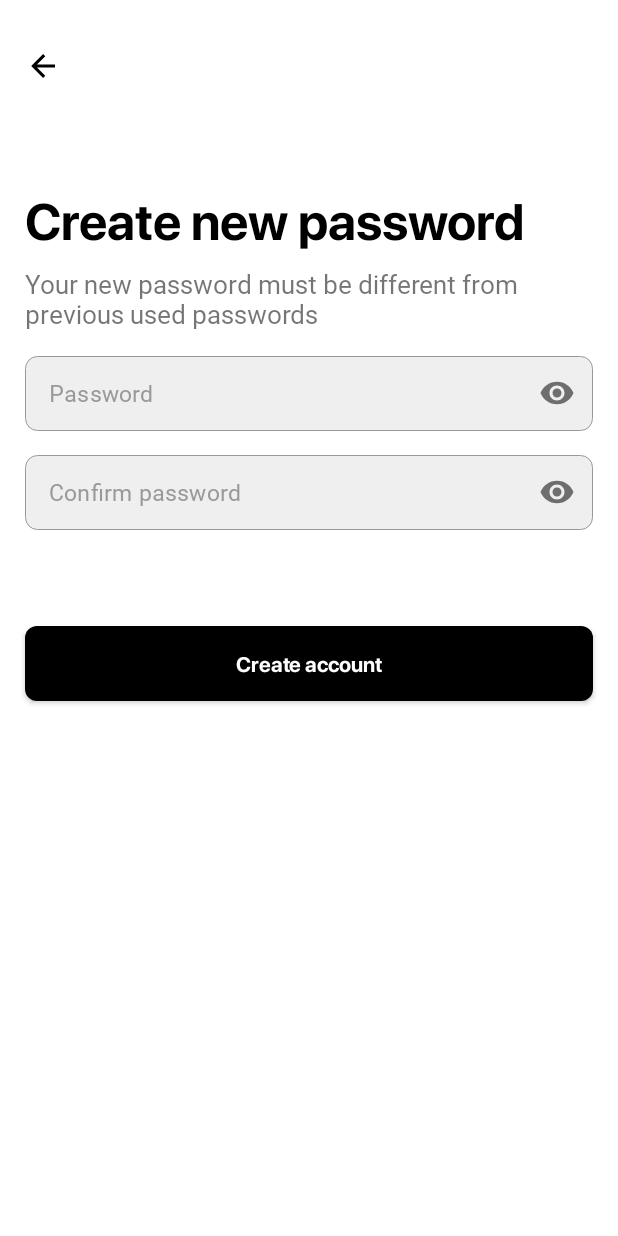
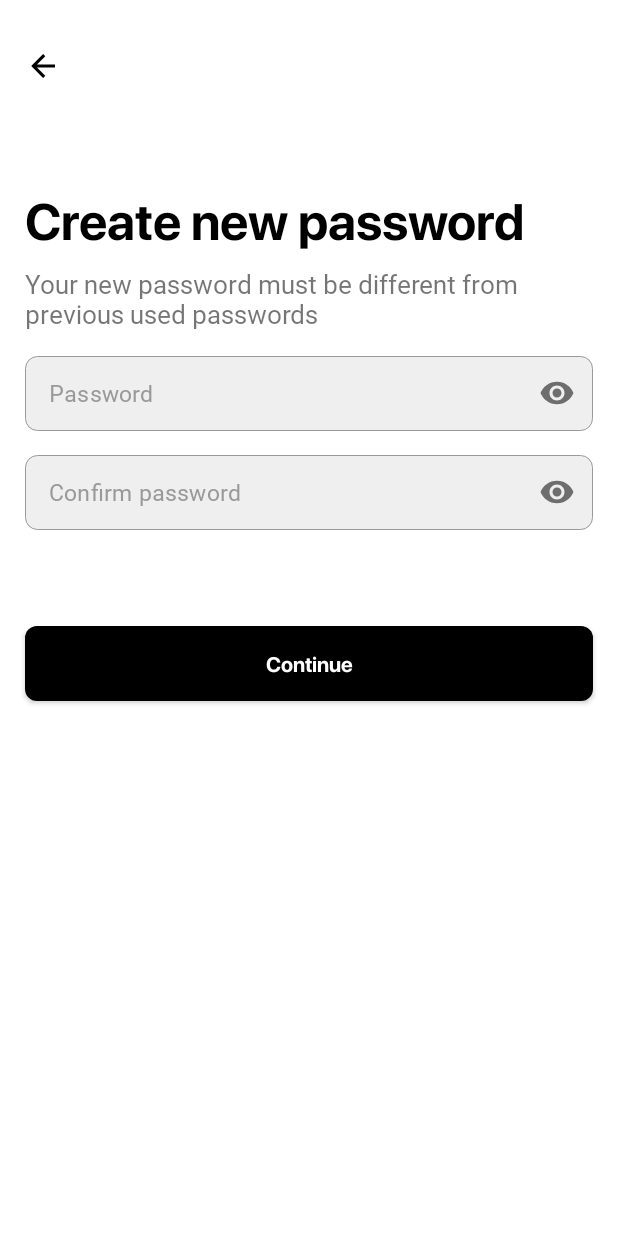
Before and after one commit to tsoyiv/threads, an Android app: the CreateNewPasswordFragment screen opened through its navigation route, on a phone screen of 412 x 824 dp. Run offline under Robolectric (Android 15) with nearby library versions, the phone set to English and light mode, and no system bars; our stand-ins replace navigation-ui.

Commit message:
T1-136, change ui name of button

```diff
--- a/app/src/main/res/layout/fragment_create_password.xml
+++ b/app/src/main/res/layout/fragment_create_password.xml
@@ -116,7 +116,7 @@
         android:layout_height="50dp"
         android:layout_marginTop="64dp"
         android:background="@drawable/btn_rounded"
-        android:text="@string/create_account"
+        android:text="Continue"
         app:backgroundTint="@null"
         style="@style/Buttons"
         app:layout_constraintEnd_toStartOf="@+id/guideline_right"
```
